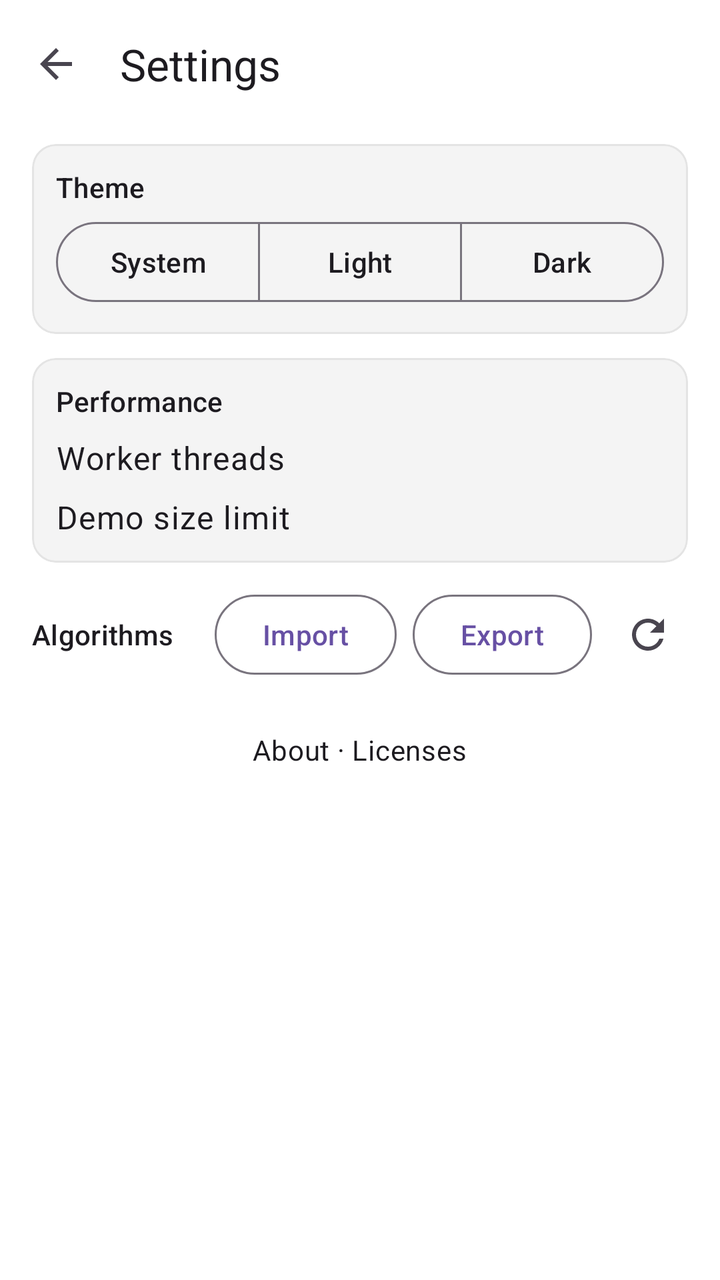
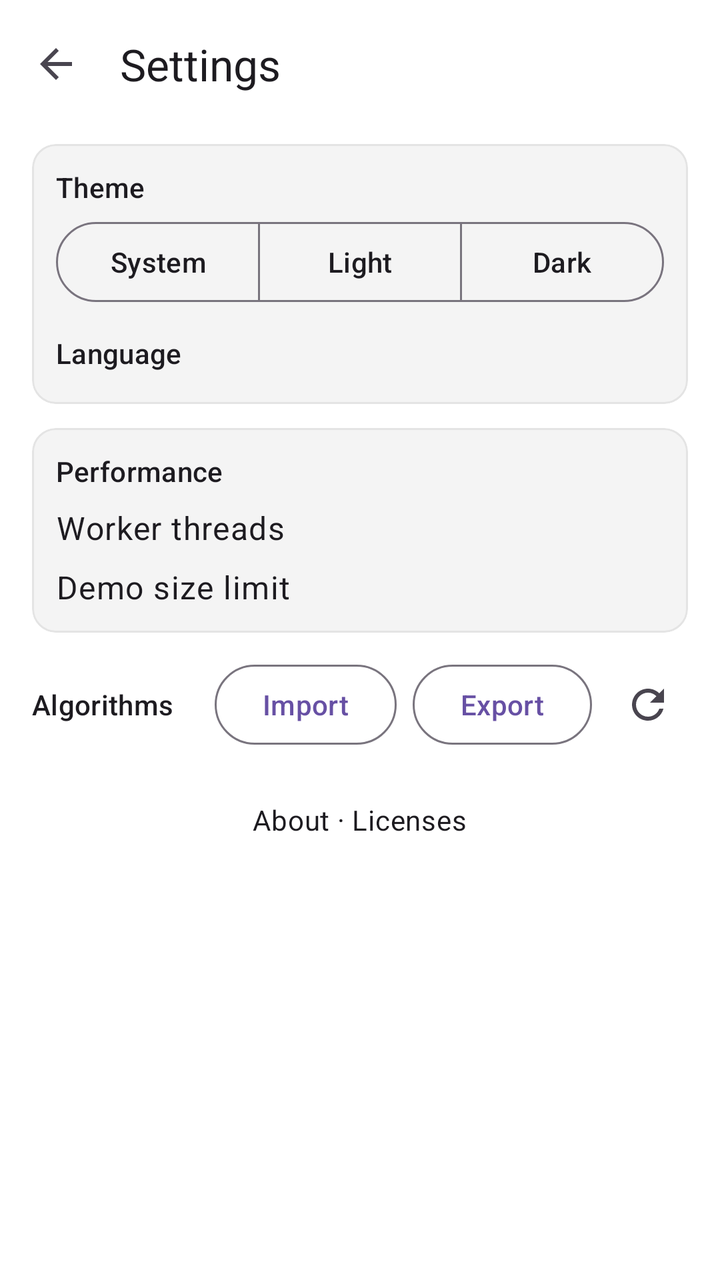

The first picture is an Android layout as it rendered before a commit; the second is the same layout after the commit. The layout source and the unified diff follow.
<!-- AndroidManifest.xml: application theme Theme.TF2DemoAnalyzer -->
<!-- res/layout/activity_settings.xml -->
<?xml version="1.0" encoding="utf-8"?>
<LinearLayout xmlns:android="http://schemas.android.com/apk/res/android"
    xmlns:app="http://schemas.android.com/apk/res-auto"
    android:id="@+id/settingsRoot"
    android:layout_width="match_parent"
    android:layout_height="match_parent"
    android:orientation="vertical">

    <com.google.android.material.appbar.MaterialToolbar
        android:id="@+id/settingsToolbar"
        android:layout_width="match_parent"
        android:layout_height="?attr/actionBarSize"
        android:background="?attr/appBackgroundColor"
        app:navigationIcon="?attr/homeAsUpIndicator"
        app:navigationContentDescription="@string/back"
        app:title="@string/settings" />

    <androidx.core.widget.NestedScrollView
        android:layout_width="match_parent"
        android:layout_height="match_parent"
        android:fillViewport="true">

        <LinearLayout
            android:layout_width="match_parent"
            android:layout_height="wrap_content"
            android:orientation="vertical"
            android:paddingBottom="16dp">

            <com.google.android.material.card.MaterialCardView
                android:layout_width="match_parent"
                android:layout_height="wrap_content"
                android:layout_marginHorizontal="16dp"
                android:layout_marginTop="8dp"
                app:cardBackgroundColor="?attr/appPanelColor"
                app:strokeColor="?attr/appDetailColor">

                <LinearLayout
                    android:layout_width="match_parent"
                    android:layout_height="wrap_content"
                    android:orientation="vertical"
                    android:padding="12dp">

                    <TextView
                        android:layout_width="match_parent"
                        android:layout_height="wrap_content"
                        android:text="@string/theme_mode"
                        android:textAppearance="?attr/textAppearanceLabelLarge" />

                    <com.google.android.material.button.MaterialButtonToggleGroup
                        android:id="@+id/themeGroup"
                        android:layout_width="match_parent"
                        android:layout_height="wrap_content"
                        android:layout_marginTop="4dp"
                        app:selectionRequired="true"
                        app:singleSelection="true">

                        <com.google.android.material.button.MaterialButton
                            android:id="@+id/themeSystem"
                            style="?attr/materialButtonOutlinedStyle"
                            android:layout_width="0dp"
                            android:layout_height="wrap_content"
                            android:layout_weight="1"
                            android:text="@string/theme_system" />

                        <com.google.android.material.button.MaterialButton
                            android:id="@+id/themeLight"
                            style="?attr/materialButtonOutlinedStyle"
                            android:layout_width="0dp"
                            android:layout_height="wrap_content"
                            android:layout_weight="1"
                            android:text="@string/theme_light" />

                        <com.google.android.material.button.MaterialButton
                            android:id="@+id/themeDark"
                            style="?attr/materialButtonOutlinedStyle"
                            android:layout_width="0dp"
                            android:layout_height="wrap_content"
                            android:layout_weight="1"
                            android:text="@string/theme_dark" />
                    </com.google.android.material.button.MaterialButtonToggleGroup>
                </LinearLayout>
            </com.google.android.material.card.MaterialCardView>

            <com.google.android.material.card.MaterialCardView
                android:layout_width="match_parent"
                android:layout_height="wrap_content"
                android:layout_marginHorizontal="16dp"
                android:layout_marginTop="12dp"
                app:cardBackgroundColor="?attr/appPanelColor"
                app:strokeColor="?attr/appDetailColor">

                <LinearLayout
                    android:layout_width="match_parent"
                    android:layout_height="wrap_content"
                    android:orientation="vertical"
                    android:padding="12dp">

                    <TextView
                        android:layout_width="match_parent"
                        android:layout_height="wrap_content"
                        android:text="@string/performance"
                        android:textAppearance="?attr/textAppearanceTitleSmall" />

                    <LinearLayout
                        android:layout_width="match_parent"
                        android:layout_height="wrap_content"
                        android:layout_marginTop="8dp"
                        android:gravity="center_vertical"
                        android:orientation="horizontal">

                        <TextView
                            android:layout_width="0dp"
                            android:layout_height="wrap_content"
                            android:layout_weight="1"
                            android:text="@string/threads"
                            android:textAppearance="?attr/textAppearanceBodyLarge" />

                        <com.google.android.material.button.MaterialButtonToggleGroup
                            android:id="@+id/threadsGroup"
                            android:layout_width="wrap_content"
                            android:layout_height="wrap_content"
                            app:selectionRequired="true"
                            app:singleSelection="true" />
                    </LinearLayout>

                    <LinearLayout
                        android:layout_width="match_parent"
                        android:layout_height="wrap_content"
                        android:layout_marginTop="8dp"
                        android:gravity="center_vertical"
                        android:orientation="horizontal">

                        <TextView
                            android:layout_width="0dp"
                            android:layout_height="wrap_content"
                            android:layout_weight="1"
                            android:text="@string/max_demo_size"
                            android:textAppearance="?attr/textAppearanceBodyLarge" />

                        <com.google.android.material.button.MaterialButtonToggleGroup
                            android:id="@+id/maxSizeGroup"
                            android:layout_width="wrap_content"
                            android:layout_height="wrap_content"
                            app:selectionRequired="true"
                            app:singleSelection="true" />
                    </LinearLayout>
                </LinearLayout>
            </com.google.android.material.card.MaterialCardView>

            <LinearLayout
                android:layout_width="match_parent"
                android:layout_height="wrap_content"
                android:layout_marginHorizontal="16dp"
                android:layout_marginTop="12dp"
                android:gravity="center_vertical"
                android:orientation="horizontal">

                <TextView
                    android:layout_width="0dp"
                    android:layout_height="wrap_content"
                    android:layout_weight="1"
                    android:text="@string/algorithms"
                    android:textAppearance="?attr/textAppearanceTitleSmall" />

                <Button
                    android:id="@+id/importButton"
                    style="?attr/materialButtonOutlinedStyle"
                    android:layout_width="wrap_content"
                    android:layout_height="wrap_content"
                    android:layout_marginStart="8dp"
                    android:text="@string/import_params" />

                <Button
                    android:id="@+id/exportButton"
                    style="?attr/materialButtonOutlinedStyle"
                    android:layout_width="wrap_content"
                    android:layout_height="wrap_content"
                    android:layout_marginStart="8dp"
                    android:text="@string/export_params" />

                <ImageButton
                    android:id="@+id/resetButton"
                    android:layout_width="40dp"
                    android:layout_height="40dp"
                    android:layout_marginStart="8dp"
                    android:background="?attr/selectableItemBackgroundBorderless"
                    android:contentDescription="@string/reset"
                    android:src="@drawable/ic_reset" />
            </LinearLayout>

            <androidx.recyclerview.widget.RecyclerView
                android:id="@+id/algorithmsList"
                android:layout_width="match_parent"
                android:layout_height="wrap_content"
                android:nestedScrollingEnabled="false" />

            <TextView
                android:id="@+id/aboutButton"
                android:layout_width="wrap_content"
                android:layout_height="wrap_content"
                android:layout_gravity="center_horizontal"
                android:layout_marginTop="16dp"
                android:background="?attr/selectableItemBackground"
                android:padding="8dp"
                android:text="@string/about"
                android:textAppearance="?attr/textAppearanceBodyMedium" />
        </LinearLayout>
    </androidx.core.widget.NestedScrollView>
</LinearLayout>
<!-- resources referenced by this layout -->
<resources>
  <!-- drawable ic_reset (drawable) -->
  <vector xmlns:android="http://schemas.android.com/apk/res/android"
      android:width="24dp"
      android:height="24dp"
      android:viewportWidth="24"
      android:viewportHeight="24"
      android:tint="?attr/colorControlNormal">
      <path
          android:fillColor="#FF000000"
          android:pathData="M17.65,6.35C16.2,4.9 14.21,4 12,4c-4.42,0 -7.99,3.58 -7.99,8s3.57,8 7.99,8c3.73,0 6.84,-2.55 7.73,-6h-2.08c-0.82,2.33 -3.04,4 -5.65,4 -3.31,0 -6,-2.69 -6,-6s2.69,-6 6,-6c1.66,0 3.14,0.69 4.22,1.78L13,11h7V4l-2.35,2.35z" />
  </vector>
  <string name="about">About · Licenses</string>
  <string name="algorithms">Algorithms</string>
  <string name="back">Back</string>
  <string name="export_params">Export</string>
  <string name="import_params">Import</string>
  <string name="max_demo_size">Demo size limit</string>
  <string name="performance">Performance</string>
  <string name="reset">Reset algorithm settings</string>
  <string name="settings">Settings</string>
  <string name="theme_dark">Dark</string>
  <string name="theme_light">Light</string>
  <string name="theme_mode">Theme</string>
  <string name="theme_system">System</string>
  <string name="threads">Worker threads</string>
  <style name="Theme.TF2DemoAnalyzer" parent="Theme.Material3.DayNight.NoActionBar">
          <item name="android:windowBackground">@color/app_background</item>
          <item name="appBackgroundColor">@color/app_background</item>
          <item name="appPanelColor">@color/panel_background</item>
          <item name="appDetailColor">@color/detail_background</item>
      </style>
  <color name="app_background">#FFFFFF</color>
  <color name="panel_background">#F4F4F4</color>
  <color name="detail_background">#E4E4E4</color>
</resources>

<!-- the commit's change to res/layout/activity_settings.xml (unified diff, before → after) -->
@@ -78,6 +78,21 @@
                             android:layout_weight="1"
                             android:text="@string/theme_dark" />
                     </com.google.android.material.button.MaterialButtonToggleGroup>
+
+                    <TextView
+                        android:layout_width="match_parent"
+                        android:layout_height="wrap_content"
+                        android:layout_marginTop="12dp"
+                        android:text="@string/language"
+                        android:textAppearance="?attr/textAppearanceLabelLarge" />
+
+                    <com.google.android.material.button.MaterialButtonToggleGroup
+                        android:id="@+id/languageGroup"
+                        android:layout_width="match_parent"
+                        android:layout_height="wrap_content"
+                        android:layout_marginTop="4dp"
+                        app:selectionRequired="true"
+                        app:singleSelection="true" />
                 </LinearLayout>
             </com.google.android.material.card.MaterialCardView>
 
<!-- resource entries referenced after the edit -->
@@ -16,6 +16,7 @@
   <string name="back">Back</string>
   <string name="export_params">Export</string>
   <string name="import_params">Import</string>
+  <string name="language">Language</string>
   <string name="max_demo_size">Demo size limit</string>
   <string name="performance">Performance</string>
   <string name="reset">Reset algorithm settings</string>
